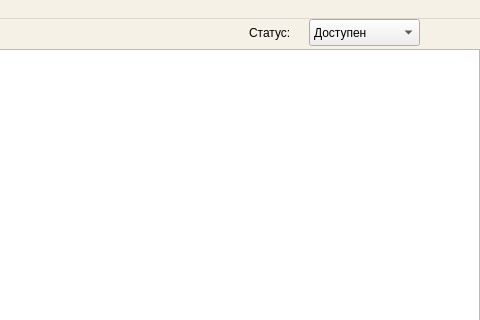
Above: gui.ui from forward32/simple-smart-chat before the change; both pictures show x 331 to 811 and y 0 to 320 of the 811 by 622 pixel window. Below: the same form after it.
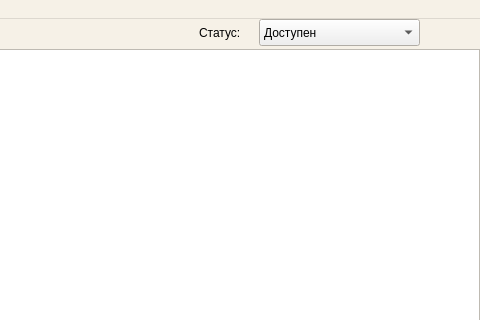
That is the form after the change.

The edit to the form file:
```diff
--- a/gui.ui
+++ b/gui.ui
@@ -153,7 +153,7 @@
    <widget class="QLabel" name="lbl_status">
     <property name="geometry">
      <rect>
-      <x>580</x>
+      <x>530</x>
       <y>0</y>
       <width>55</width>
       <height>27</height>
@@ -166,9 +166,9 @@
    <widget class="QComboBox" name="cmb_status">
     <property name="geometry">
      <rect>
-      <x>640</x>
+      <x>590</x>
       <y>0</y>
-      <width>111</width>
+      <width>161</width>
       <height>27</height>
      </rect>
     </property>
```
